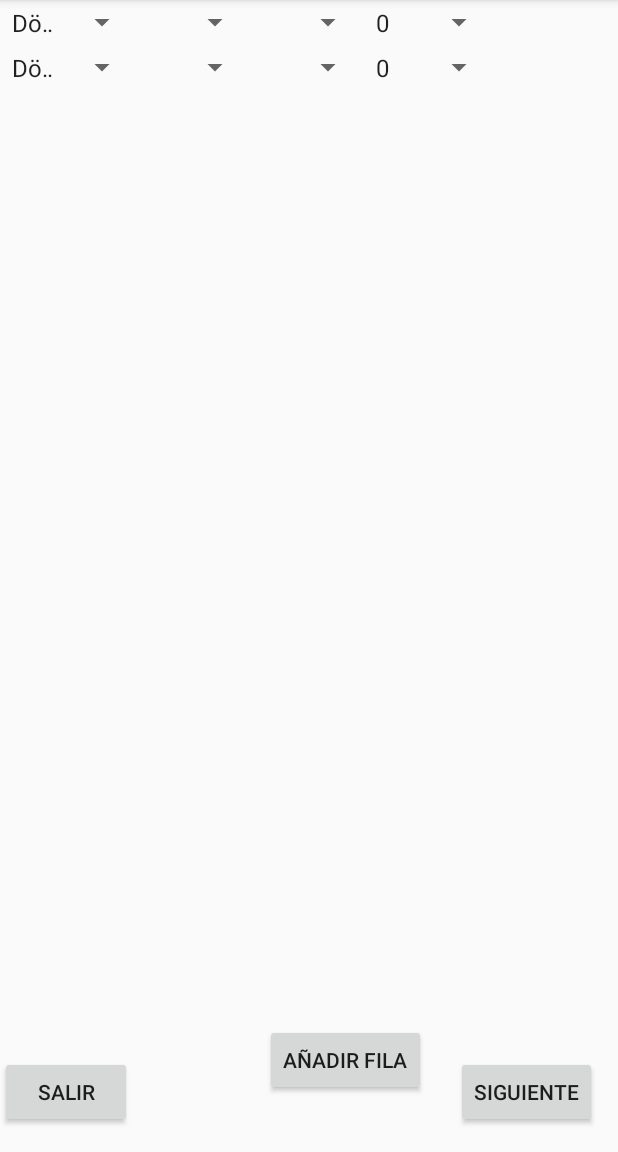
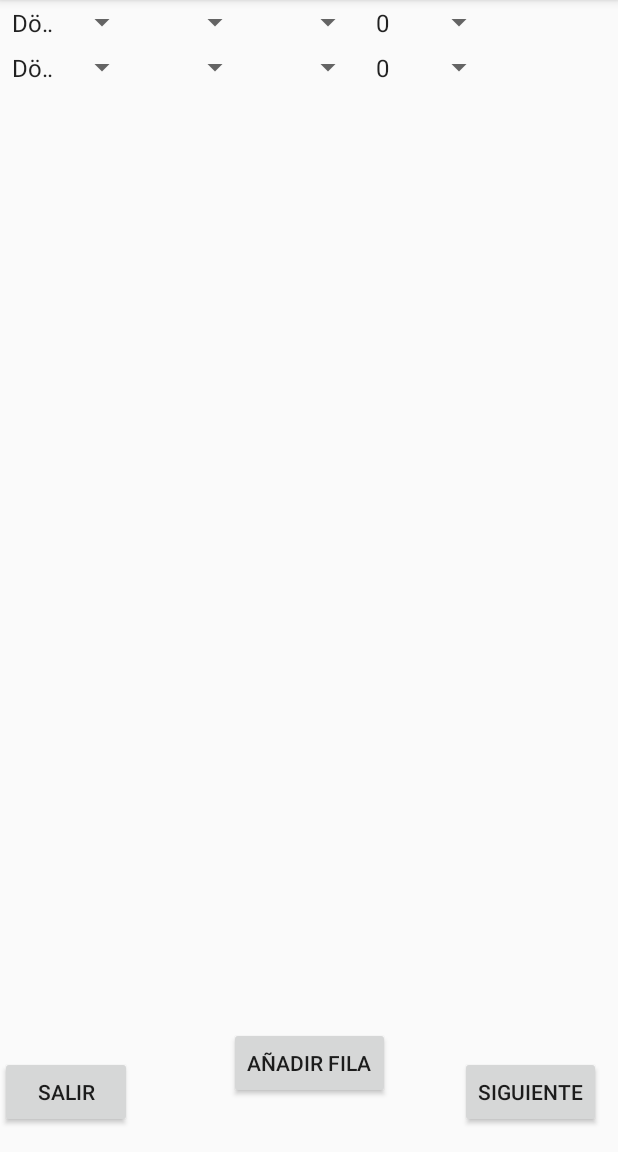
Before and after one commit to Capricious-frog/ProyectoAndroid, an Android app: the PedidoKebab screen opened directly, with no data from a screen before it, on a phone screen of 412 x 824 dp, the part 84-1236 px from its top. Run offline under Robolectric (Android 15) with nearby library versions, the phone set to English and light mode, and no system bars.

Commit message:
Implementacion correcta del boton añadir fila

```diff
--- a/app/src/main/res/layout/activity_pedido_kebab.xml
+++ b/app/src/main/res/layout/activity_pedido_kebab.xml
@@ -8,7 +8,7 @@
     tools:layout_editor_absoluteY="81dp">
 
     <Button
-        android:id="@+id/button3"
+        android:id="@+id/button"
         android:layout_width="wrap_content"
         android:layout_height="wrap_content"
         android:layout_marginBottom="16dp"
@@ -18,31 +18,45 @@
         app:layout_constraintStart_toStartOf="parent" />
 
     <Button
-        android:id="@+id/button4"
+        android:id="@+id/button2"
         android:layout_width="wrap_content"
         android:layout_height="wrap_content"
         android:layout_marginBottom="16dp"
-        android:layout_marginEnd="14dp"
+        android:layout_marginEnd="11dp"
         android:text="@string/siguiente"
         app:layout_constraintBottom_toBottomOf="parent"
         app:layout_constraintEnd_toEndOf="parent" />
 
     <Button
-        android:id="@+id/button7"
+        android:id="@+id/button3"
         android:layout_width="wrap_content"
         android:layout_height="wrap_content"
-        android:layout_marginBottom="21dp"
-        android:layout_marginEnd="20dp"
+        android:layout_marginBottom="35dp"
         android:onClick="anadir_fila"
         android:text="@string/anadir_fila"
-        app:layout_constraintBottom_toBottomOf="@+id/button4"
-        app:layout_constraintEnd_toStartOf="@+id/button4" />
+        app:layout_constraintBottom_toBottomOf="parent"
+        app:layout_constraintLeft_toLeftOf="parent"
+        app:layout_constraintRight_toRightOf="parent" />
+
+    <ScrollView
+        android:id="@+id/scrollView2"
+        android:layout_width="0dp"
+        android:layout_height="0dp"
+        android:layout_marginBottom="14dp"
+        app:layout_constraintBottom_toTopOf="@+id/button3"
+        app:layout_constraintEnd_toEndOf="parent"
+        app:layout_constraintStart_toStartOf="parent"
+        app:layout_constraintTop_toTopOf="parent">
+
+        <android.support.constraint.ConstraintLayout
+            android:layout_width="match_parent"
+            android:layout_height="3000dp">
 
             <TableLayout
                 android:id="@+id/tablaKebabs"
-        android:layout_width="0dp"
-        android:layout_height="0dp"
-        app:layout_constraintBottom_toTopOf="@+id/button7"
+                android:layout_width="match_parent"
+                android:layout_height="wrap_content"
+                app:layout_constraintBottom_toTopOf="@+id/button3"
                 app:layout_constraintEnd_toEndOf="parent"
                 app:layout_constraintStart_toStartOf="parent"
                 app:layout_constraintTop_toTopOf="parent">
@@ -122,5 +136,7 @@
                         tools:layout_editor_absoluteY="36dp" />
                 </TableRow>
             </TableLayout>
+        </android.support.constraint.ConstraintLayout>
+    </ScrollView>
 
 </android.support.constraint.ConstraintLayout>
--- a/app/src/main/res/values/strings.xml
+++ b/app/src/main/res/values/strings.xml
@@ -10,7 +10,7 @@
     <string name="direccion">Direccion</string>
     <string name="telefono">Telefono</string>
     <string name="email">email</string>
-    <string name="anadir_fila">Añadir fila</string>
+    <string name="anadir_fila">añadir fila</string>
 
     <string-array name="tipo_kebab">
         <item>Döner</item>
```
Lines whose indentation alone changed are shown as unchanged.
